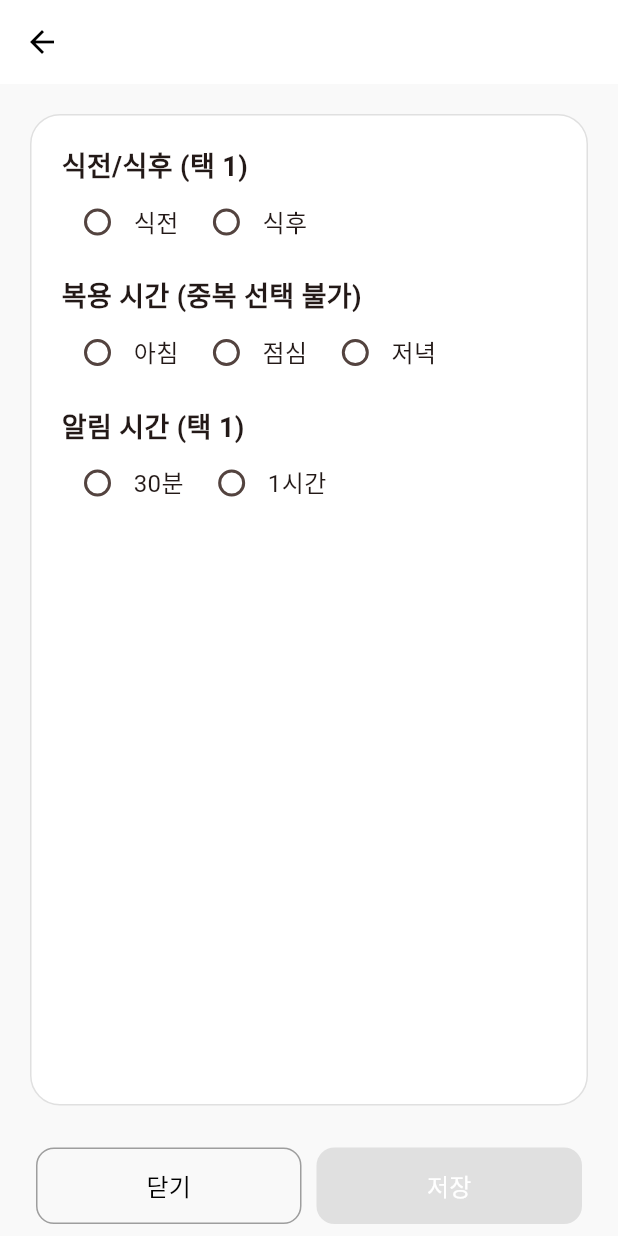
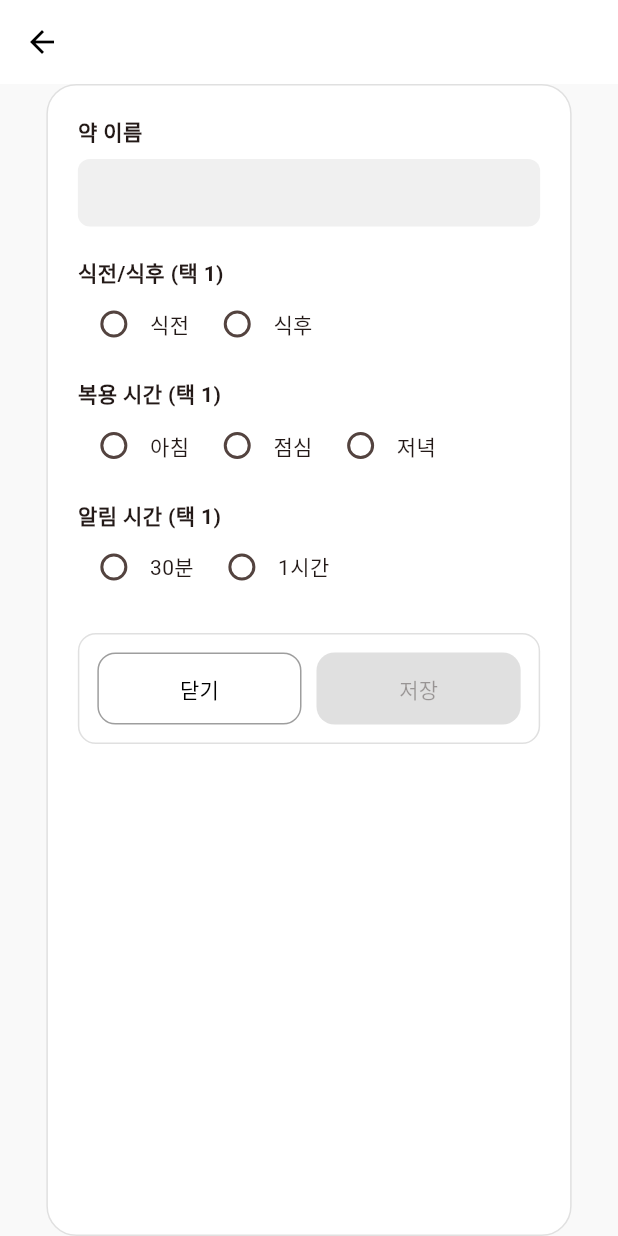
Before and after one commit to gdsc-ssu/ongi-app, a Flutter app: the PrePostMealMedicineAdder screen opened directly with empty values, on a phone screen of 412 x 824 dp. Run offline on Flutter 3.47's test engine with Material 3 defaults, Android fonts, the phone set to English and light mode, and no system bars.

Commit message:
[feat] wiget 2차 수정해야함

```diff
--- a/ongi/lib/widgets/medicine/medicine_type_selector.dart
+++ b/ongi/lib/widgets/medicine/medicine_type_selector.dart
@@ -1,6 +1,8 @@
 import 'package:flutter/material.dart';
 import 'prepost_meal_medicine_adder.dart';
 import 'timed_medicine_adder.dart';
+import 'package:ongi/widgets/medicine/timed_medicine_adder.dart';
+
 
 
 class MedicineTypeSelector extends StatefulWidget {
--- a/ongi/lib/widgets/medicine/prepost_meal_medicine_adder.dart
+++ b/ongi/lib/widgets/medicine/prepost_meal_medicine_adder.dart
@@ -8,14 +8,35 @@ class PrePostMealMedicineAdder extends StatefulWidget {
       : super(key: key);
 
   @override
-  State<PrePostMealMedicineAdder> createState() =>
-      _PrePostMealMedicineAdderState();
+  State<PrePostMealMedicineAdder> createState() => _PrePostMealMedicineAdderState();
 }
 
 class _PrePostMealMedicineAdderState extends State<PrePostMealMedicineAdder> {
   String? mealTiming;
   String? selectedMeal;
   String? beforeAfterTime;
+
+  List<Widget> _buildRadioRow(
+    List<String> options,
+    String? groupValue,
+    ValueChanged<String> onChanged,
+  ) {
+    return options.map((option) {
+      return Row(
+        mainAxisSize: MainAxisSize.min,
+        children: [
+          Radio<String>(
+            value: option,
+            groupValue: groupValue,
+            activeColor: Colors.deepOrange,
+            onChanged: (val) => onChanged(val!),
+          ),
+          Text(option),
+          const SizedBox(width: 8),
+        ],
+      );
+    }).toList();
+  }
 
   @override
   Widget build(BuildContext context) {
@@ -28,74 +49,68 @@ class _PrePostMealMedicineAdderState extends State<PrePostMealMedicineAdder> {
       ),
       body: Center(
         child: Container(
-          margin: const EdgeInsets.all(20),
+          width: MediaQuery.of(context).size.width * 0.85, // 가로폭 축소
           padding: const EdgeInsets.all(20),
           decoration: BoxDecoration(
             color: Colors.white,
+            border: Border.all(color: Colors.grey.shade300),
             borderRadius: BorderRadius.circular(20),
-            border: Border.all(color: Colors.grey.shade300),
           ),
           child: Column(
             crossAxisAlignment: CrossAxisAlignment.start,
             children: [
-              const Text('식전/식후 (택 1)',
-                  style: TextStyle(fontSize: 18, fontWeight: FontWeight.bold)),
-              Row(
-                children: _buildRadioRow(['식전', '식후'], mealTiming,
-                    (val) => setState(() => mealTiming = val)),
+              const Text('약 이름', style: TextStyle(fontWeight: FontWeight.bold)),
+              const SizedBox(height: 8),
+              Container(
+                width: double.infinity,
+                padding: const EdgeInsets.symmetric(vertical: 12, horizontal: 12),
+                decoration: BoxDecoration(
+                  color: const Color(0xFFF0F0F0),
+                  borderRadius: BorderRadius.circular(8),
                 ),
+                child: Text(widget.medicationName),
+              ),
+              const SizedBox(height: 20),
+              const Text('식전/식후 (택 1)', style: TextStyle(fontWeight: FontWeight.bold)),
+              Row(children: _buildRadioRow(['식전', '식후'], mealTiming, (val) => setState(() => mealTiming = val))),
               const SizedBox(height: 12),
-              const Text('복용 시간 (중복 선택 불가)',
-                  style: TextStyle(fontSize: 18, fontWeight: FontWeight.bold)),
-              Row(
-                children: _buildRadioRow(['아침', '점심', '저녁'], selectedMeal,
-                    (val) => setState(() => selectedMeal = val)),
+              const Text('복용 시간 (택 1)', style: TextStyle(fontWeight: FontWeight.bold)),
+              Row(children: _buildRadioRow(['아침', '점심', '저녁'], selectedMeal, (val) => setState(() => selectedMeal = val))),
+              const SizedBox(height: 12),
+              const Text('알림 시간 (택 1)', style: TextStyle(fontWeight: FontWeight.bold)),
+              Row(children: _buildRadioRow(['30분', '1시간'], beforeAfterTime, (val) => setState(() => beforeAfterTime = val))),
+              const SizedBox(height: 20),
+              Container(
+                width: double.infinity,
+                padding: const EdgeInsets.all(12),
+                decoration: BoxDecoration(
+                  border: Border.all(color: Colors.grey.shade300),
+                  borderRadius: BorderRadius.circular(12),
                 ),
-              const SizedBox(height: 12),
-              const Text('알림 시간 (택 1)',
-                  style: TextStyle(fontSize: 18, fontWeight: FontWeight.bold)),
-              Row(
-                children: _buildRadioRow(['30분', '1시간'], beforeAfterTime,
-                    (val) => setState(() => beforeAfterTime = val)),
-              ),
-            ],
-          ),
-        ),
-      ),
-      bottomNavigationBar: Padding(
-        padding: const EdgeInsets.symmetric(horizontal: 24.0, vertical: 8.0),
                 child: Row(
                   children: [
                     Expanded(
                       child: OutlinedButton(
                         onPressed: () => Navigator.pushAndRemoveUntil(
                           context,
-                  MaterialPageRoute(
-                      builder: (context) => const MedicineTypeSelector()),
+                          MaterialPageRoute(builder: (context) => const MedicineTypeSelector()),
                           (route) => false,
                         ),
                         style: OutlinedButton.styleFrom(
                           side: const BorderSide(color: Colors.grey),
                           padding: const EdgeInsets.symmetric(vertical: 14),
-                  shape: RoundedRectangleBorder(
-                    borderRadius: BorderRadius.circular(12),
+                          shape: RoundedRectangleBorder(borderRadius: BorderRadius.circular(12)),
                         ),
-                ),
-                child: const Text('닫기',
-                    style: TextStyle(fontSize: 16, color: Colors.black)),
+                        child: const Text('닫기', style: TextStyle(color: Colors.black)),
                       ),
                     ),
                     const SizedBox(width: 10),
                     Expanded(
                       child: ElevatedButton(
-                onPressed: (mealTiming != null &&
-                        selectedMeal != null &&
-                        beforeAfterTime != null)
+                        onPressed: (mealTiming != null && selectedMeal != null && beforeAfterTime != null)
                             ? () => Navigator.pushAndRemoveUntil(
                                   context,
-                          MaterialPageRoute(
-                              builder: (context) =>
-                                  const MedicineTypeSelector()),
+                                  MaterialPageRoute(builder: (context) => const MedicineTypeSelector()),
                                   (route) => false,
                                 )
                             : null,
@@ -103,35 +118,18 @@ class _PrePostMealMedicineAdderState extends State<PrePostMealMedicineAdder> {
                           backgroundColor: const Color(0xFFFF8A50),
                           disabledBackgroundColor: Colors.grey.shade300,
                           padding: const EdgeInsets.symmetric(vertical: 14),
-                  shape: RoundedRectangleBorder(
-                    borderRadius: BorderRadius.circular(12),
+                          shape: RoundedRectangleBorder(borderRadius: BorderRadius.circular(12)),
                         ),
-                ),
-                child: const Text('저장',
-                    style: TextStyle(fontSize: 16, color: Colors.white)),
+                        child: const Text('저장'),
                       ),
                     ),
                   ],
                 ),
+              )
+            ],
+          ),
+        ),
       ),
     );
   }
-
-  List<Widget> _buildRadioRow(
-      List<String> options, String? groupValue, ValueChanged<String> onChanged) {
-    return options.map((option) {
-      return Row(
-        children: [
-          Radio<String>(
-            value: option,
-            groupValue: groupValue,
-            activeColor: Colors.deepOrange,
-            onChanged: (val) => onChanged(val!),
-          ),
-          Text(option, style: const TextStyle(fontSize: 16)),
-          const SizedBox(width: 8),
-        ],
-      );
-    }).toList();
 }
-}
--- a/ongi/lib/widgets/medicine/timed_medicine_adder.dart
+++ b/ongi/lib/widgets/medicine/timed_medicine_adder.dart
@@ -87,7 +87,7 @@ class _TimedMedicineAdderState extends State<TimedMedicineAdder> {
       ),
       body: Center(
         child: Container(
-          width: 400,
+          width: MediaQuery.of(context).size.width * 0.85, // 가로폭 줄이기
           margin: const EdgeInsets.all(20),
           padding: const EdgeInsets.all(20),
           decoration: BoxDecoration(
@@ -98,10 +98,7 @@ class _TimedMedicineAdderState extends State<TimedMedicineAdder> {
           child: Column(
             crossAxisAlignment: CrossAxisAlignment.start,
             children: [
-              const Text(
-                '약 이름',
-                style: TextStyle(fontSize: 16, fontWeight: FontWeight.bold),
-              ),
+              const Text('약 이름', style: TextStyle(fontSize: 16, fontWeight: FontWeight.bold)),
               const SizedBox(height: 8),
               Container(
                 width: double.infinity,
@@ -110,10 +107,7 @@ class _TimedMedicineAdderState extends State<TimedMedicineAdder> {
                   color: const Color(0xFFF0F0F0),
                   borderRadius: BorderRadius.circular(8),
                 ),
-                child: Text(
-                  widget.medicationName,
-                  style: const TextStyle(color: Colors.black87),
-                ),
+                child: Text(widget.medicationName, style: const TextStyle(color: Colors.black87)),
               ),
               const SizedBox(height: 20),
               SizedBox(
@@ -125,9 +119,7 @@ class _TimedMedicineAdderState extends State<TimedMedicineAdder> {
                     foregroundColor: Colors.grey,
                     elevation: 0,
                     side: const BorderSide(color: Colors.grey),
-                    shape: RoundedRectangleBorder(
-                      borderRadius: BorderRadius.circular(12),
-                    ),
+                    shape: RoundedRectangleBorder(borderRadius: BorderRadius.circular(12)),
                     padding: const EdgeInsets.symmetric(vertical: 14),
                   ),
                   child: const Text('복용시간 추가하기', style: TextStyle(fontSize: 16)),
@@ -152,12 +144,14 @@ class _TimedMedicineAdderState extends State<TimedMedicineAdder> {
                   },
                 ),
               ),
-            ],
+              const SizedBox(height: 12),
+              Container(
+                width: double.infinity,
+                padding: const EdgeInsets.all(12),
+                decoration: BoxDecoration(
+                  border: Border.all(color: Colors.grey.shade300),
+                  borderRadius: BorderRadius.circular(12),
                 ),
-        ),
-      ),
-      bottomNavigationBar: Padding(
-        padding: const EdgeInsets.symmetric(horizontal: 24.0, vertical: 8.0),
                 child: Row(
                   children: [
                     Expanded(
@@ -170,11 +164,9 @@ class _TimedMedicineAdderState extends State<TimedMedicineAdder> {
                         style: OutlinedButton.styleFrom(
                           side: const BorderSide(color: Colors.grey),
                           padding: const EdgeInsets.symmetric(vertical: 14),
-                  shape: RoundedRectangleBorder(
-                    borderRadius: BorderRadius.circular(12),
+                          shape: RoundedRectangleBorder(borderRadius: BorderRadius.circular(12)),
                         ),
-                ),
-                child: const Text('닫기', style: TextStyle(fontSize: 16, color: Colors.black)),
+                        child: const Text('닫기', style: TextStyle(color: Colors.black)),
                       ),
                     ),
                     const SizedBox(width: 10),
@@ -191,16 +183,18 @@ class _TimedMedicineAdderState extends State<TimedMedicineAdder> {
                           backgroundColor: const Color(0xFFFF8A50),
                           disabledBackgroundColor: Colors.grey.shade300,
                           padding: const EdgeInsets.symmetric(vertical: 14),
-                  shape: RoundedRectangleBorder(
-                    borderRadius: BorderRadius.circular(12),
+                          shape: RoundedRectangleBorder(borderRadius: BorderRadius.circular(12)),
                         ),
-                ),
-                child: const Text('저장', style: TextStyle(fontSize: 16, color: Colors.white)),
+                        child: const Text('저장'),
                       ),
                     ),
                   ],
                 ),
               ),
+            ],
+          ),
+        ),
+      ),
     );
   }
 }
```
Lines whose indentation alone changed are shown as unchanged.
